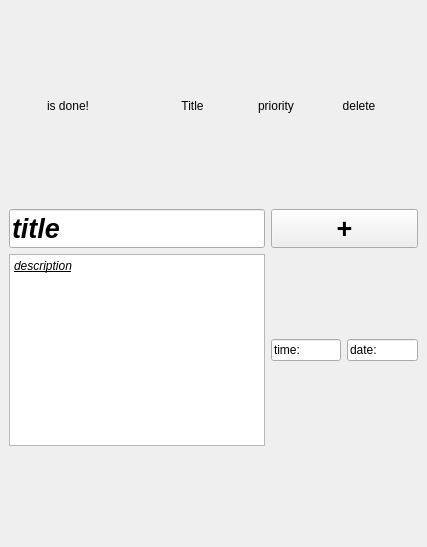
The window that GUI/Assignment 22/main_window.ui (Amirreza1h1/Pylearn) describes before a commit, drawn with Qt 5.
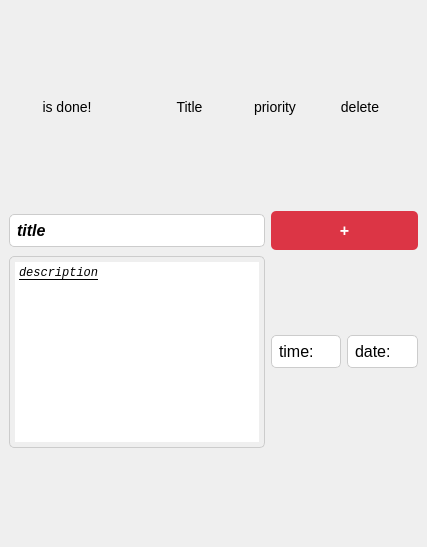
The same window after the commit.

Diff of the .ui file:
```diff
--- a/GUI/Assignment 22/main_window.ui
+++ b/GUI/Assignment 22/main_window.ui
@@ -13,6 +13,101 @@
   <property name="windowTitle">
    <string>MainWindow</string>
   </property>
+  <property name="styleSheet">
+   <string notr="true">/* Main Window */
+MainWindow {
+    background-color: #F0F0F0;
+    color: #333333;
+}
+
+/* Central Widget */
+centralwidget {
+    padding: 20px;
+}
+
+/* Layouts */
+QVBoxLayout {
+    spacing: 10px;
+}
+
+QGridLayout {
+    column-gap: 10px;
+    row-gap: 10px;
+}
+
+/* Labels */
+QLabel {
+    font-family: Arial, sans-serif;
+    font-size: 14px;
+    font-weight: bold;
+}
+
+/* Line Edit */
+QLineEdit {
+    font-size: 16px;
+    padding: 5px;
+    border-radius: 5px;
+    border: 1px solid #ccc;
+}
+
+/* Text Edit */
+QTextEdit {
+    font-family: Consolas, monospace;
+    font-size: 14px;
+    padding: 5px;
+    border-radius: 5px;
+    border: 1px solid #ccc;
+}
+
+/* Push Button */
+QPushButton {
+    font-size: 16px;
+    padding: 10px 15px;
+    border-radius: 5px;
+    border: none;
+    background-color: #007bff;
+    color: white;
+}
+
+QPushButton:hover {
+    background-color: #0056b3;
+}
+
+/* Grid Layout Items */
+QLabel {
+    font-weight: normal;
+}
+
+/* Checkbox */
+QCheckBox {
+    font-size: 14px;
+}
+
+/* Status Label */
+status_label {
+    font-size: 14px;
+    font-weight: bold;
+    color: green;
+}
+
+/* Priority Label */
+priority_label {
+    font-size: 14px;
+    font-weight: bold;
+    color: orange;
+}
+
+/* Delete Button */
+QPushButton#add_btn {
+    background-color: #dc3545;
+    color: white;
+}
+
+QPushButton#add_btn:hover {
+    background-color: #bd2130;
+}
+</string>
+  </property>
   <widget class="QWidget" name="centralwidget">
    <layout class="QVBoxLayout" name="verticalLayout_2">
     <item>
@@ -98,7 +193,7 @@
         </property>
         <property name="font">
          <font>
-          <pointsize>20</pointsize>
+          <pointsize>-1</pointsize>
           <italic>true</italic>
           <bold>true</bold>
          </font>
@@ -123,8 +218,8 @@
 hr { height: 1px; border-width: 0; }
 li.unchecked::marker { content: &quot;\2610&quot;; }
 li.checked::marker { content: &quot;\2612&quot;; }
-&lt;/style&gt;&lt;/head&gt;&lt;body style=&quot; font-family:'Segoe UI'; font-size:9pt; font-weight:400; font-style:normal;&quot;&gt;
-&lt;p style=&quot; margin-top:0px; margin-bottom:0px; margin-left:0px; margin-right:0px; -qt-block-indent:0; text-indent:0px;&quot;&gt;&lt;span style=&quot; font-style:italic; text-decoration: underline;&quot;&gt;description&lt;/span&gt;&lt;/p&gt;&lt;/body&gt;&lt;/html&gt;</string>
+&lt;/style&gt;&lt;/head&gt;&lt;body style=&quot; font-family:'Consolas','monospace'; font-size:14px; font-weight:400; font-style:normal;&quot;&gt;
+&lt;p style=&quot; margin-top:0px; margin-bottom:0px; margin-left:0px; margin-right:0px; -qt-block-indent:0; text-indent:0px;&quot;&gt;&lt;span style=&quot; font-family:'Segoe UI'; font-size:9pt; font-style:italic; text-decoration: underline;&quot;&gt;description&lt;/span&gt;&lt;/p&gt;&lt;/body&gt;&lt;/html&gt;</string>
         </property>
        </widget>
       </item>
@@ -152,7 +247,7 @@
         </property>
         <property name="font">
          <font>
-          <pointsize>20</pointsize>
+          <pointsize>-1</pointsize>
           <bold>true</bold>
           <kerning>true</kerning>
          </font>
```
